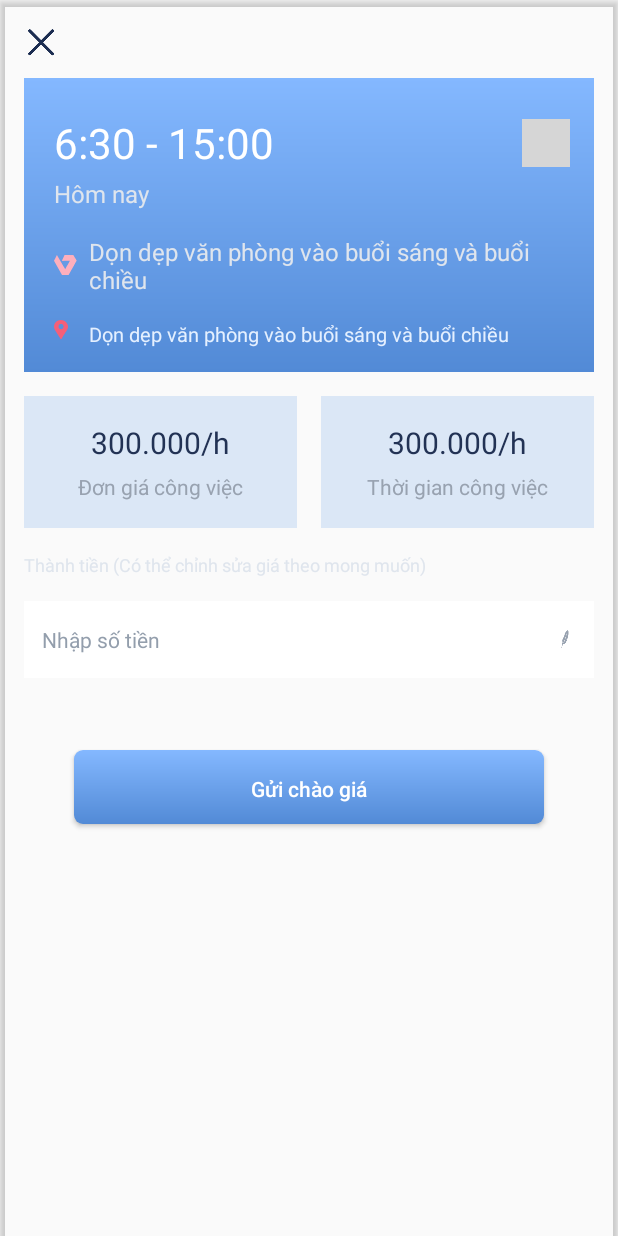
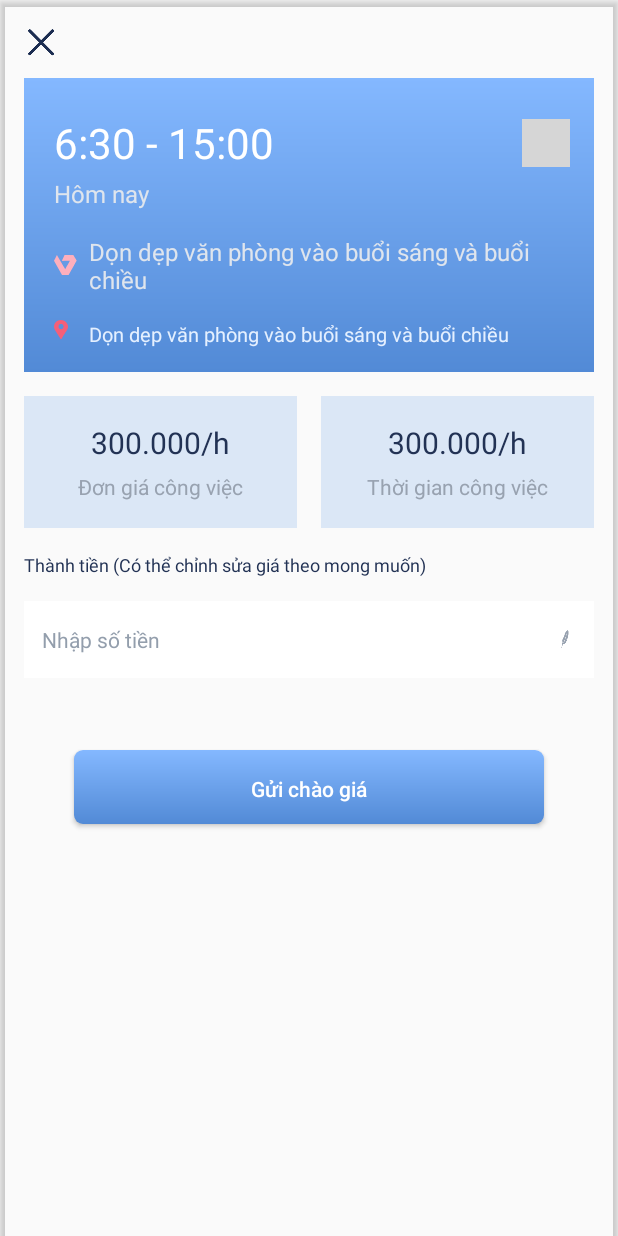
Before and after one commit to anhviet1704/NGV_Android, an Android app: the layout dialog_register_job.xml on its own in the app's theme, with its tools: preview values and no code run, on a phone screen of 412 x 824 dp. Run offline under Robolectric (Android 15) with nearby library versions, the phone set to English and light mode, and no system bars; plain views replace BlurView, MagicButton, MagicEditText, MagicTextView, RoundRectView; grey boxes are pictures that could not be loaded.

Commit message:
fix crash map

```diff
--- a/app/src/main/res/layout/dialog_register_job.xml
+++ b/app/src/main/res/layout/dialog_register_job.xml
@@ -265,7 +265,7 @@
             android:paddingEnd="8dp"
             android:paddingStart="16dp"
             android:text="@string/tv_user_006"
-            android:textColor="#DFE5ED"
+            android:textColor="#223254"
             android:textSize="12sp"
             app:layout_constraintEnd_toEndOf="parent"
             app:layout_constraintStart_toStartOf="parent"
--- a/app/src/main/res/layout/fragment_work_map.xml
+++ b/app/src/main/res/layout/fragment_work_map.xml
@@ -8,7 +8,7 @@
         android:layout_height="match_parent"
         android:orientation="vertical">
 
-        <fragment
+        <FrameLayout
             android:id="@+id/google_map"
             android:name="com.google.android.gms.maps.SupportMapFragment"
             android:layout_width="match_parent"
```
Also changed, not shown: app/src/main/java/com/base/app/ui/fragment/WorkMapFragment.java (+7 -5 lines).
